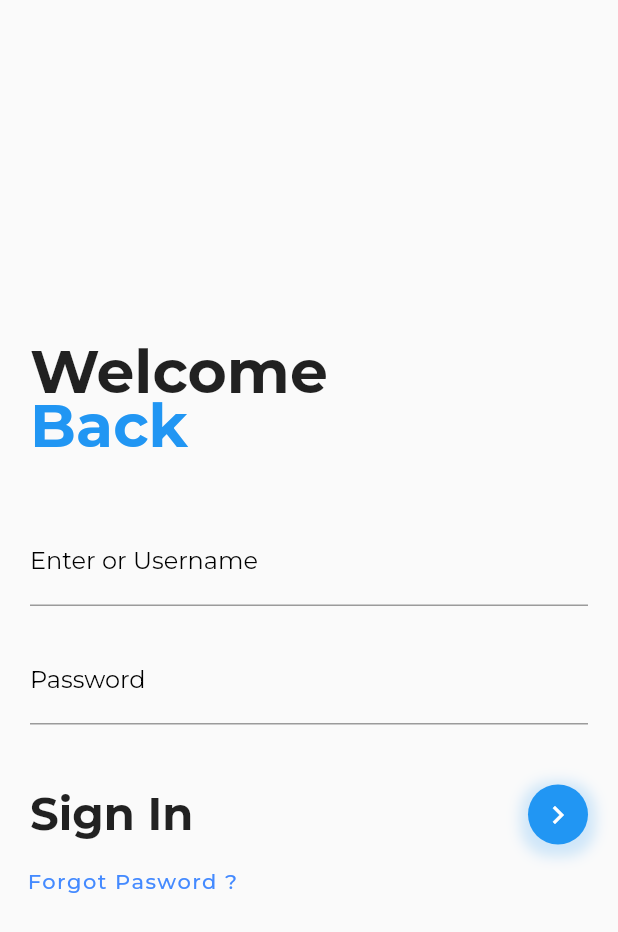
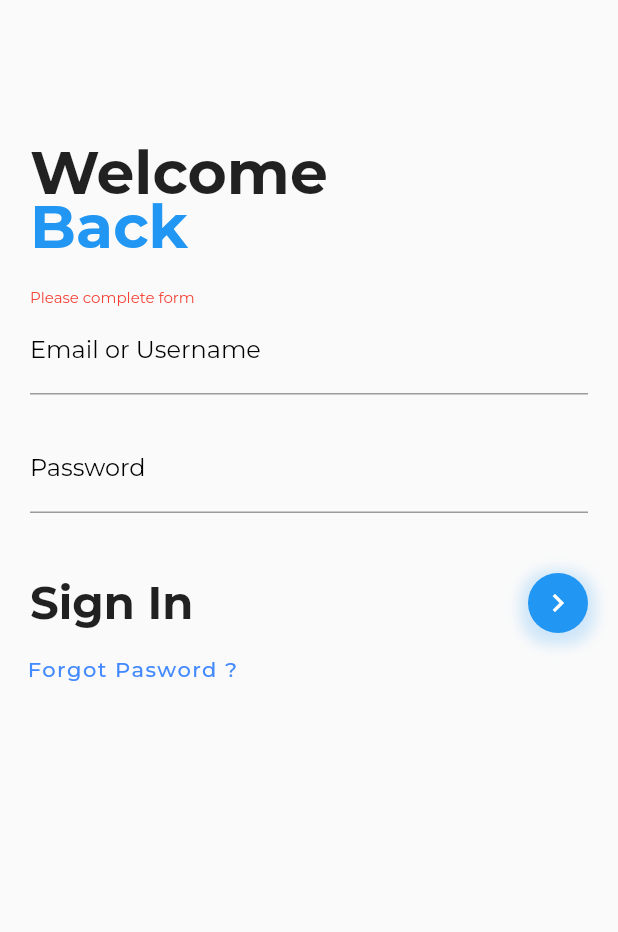
Before and after one commit to DanielMat97/Flutter-crud, a Flutter app: the screen it shows after launch, after a tap on the "chevron right" icon, on a phone screen of 412 x 824 dp. Shown: the top 932 px of the screen. Run offline on Flutter 3.47's test engine with Material 2 defaults, Android fonts, the phone set to English and light mode, and no system bars; our stand-ins replace google_fonts.

Commit message:
login functioned

```diff
--- a/lib/main.dart
+++ b/lib/main.dart
@@ -1,5 +1,7 @@
+import 'package:crud/pages/home.dart';
 import 'package:flutter/material.dart';
 import 'package:crud/pages/login.dart';
+import 'package:crud/pages/home.dart';
 
 void main() {
   runApp(App());
@@ -9,8 +11,11 @@ class App extends StatelessWidget {
   @override
   Widget build(BuildContext context) {
     return MaterialApp(
-      debugShowCheckedModeBanner: false,
-      home: Scaffold(body: Login())
-    );
+        debugShowCheckedModeBanner: false,
+        home: Login(),
+        routes: <String, WidgetBuilder>{
+          '/login': (BuildContext context) => new Login(),
+          '/home': (BuildContext context) => new Home()
+        });
   }
 }
--- /dev/null
+++ b/lib/models/users.dart
@@ -0,0 +1,33 @@
+import 'dart:convert';
+
+UserModel userModelFromJson(String str) => UserModel.fromJson(json.decode(str));
+
+String userModelToJson(UserModel data) => json.encode(data.toJson());
+
+class UserModel {
+    UserModel({
+        this.message,
+        this.code,
+        this.type,
+        this.token,
+    });
+
+    String message;
+    int code;
+    String type;
+    String token;
+
+    factory UserModel.fromJson(Map<String, dynamic> json) => UserModel(
+        message: json["message"],
+        code: json["code"],
+        type: json["type"],
+        token: json["token"],
+    );
+
+    Map<String, dynamic> toJson() => {
+        "message": message,
+        "code": code,
+        "type": type,
+        "token": token,
+    };
+}
--- a/lib/pages/login.dart
+++ b/lib/pages/login.dart
@@ -1,21 +1,46 @@
 import 'package:flutter/material.dart';
 import 'package:google_fonts/google_fonts.dart';
+import 'package:http/http.dart' as http;
 
-class Login extends StatelessWidget {
+// models
+import 'package:crud/models/users.dart';
+
+class Login extends StatefulWidget {
+  @override
+  _LoginState createState() => _LoginState();
+}
+
+class _LoginState extends State<Login> {
+  // variables
+  TextEditingController controllerEmail = new TextEditingController();
+  TextEditingController controllerPass = new TextEditingController();
+  String mensaje = '';
+
   @override
   Widget build(BuildContext context) {
-    return Column(
+    return Scaffold(
+        body: SingleChildScrollView(
+      child: Column(
         mainAxisAlignment: MainAxisAlignment.center,
         crossAxisAlignment: CrossAxisAlignment.start,
         children: <Widget>[
+          SizedBox(height: 80.0),
           welcomeTitle(),
+          Container(
+            padding: EdgeInsets.symmetric(horizontal: 20.0),
+            child: Text(
+              mensaje,
+              style: GoogleFonts.montserrat(
+                  textStyle: TextStyle(color: Colors.red, fontSize: 10.0)),
+            ),
+          ),
           formLogin(),
           SizedBox(height: 20.0),
-        buttonSignin(),
+          buttonSignin(context),
           forgotPassword()
         ],
-    );
-  }
+      ),
+    ));
   }
 
   Widget welcomeTitle() {
@@ -27,7 +52,9 @@ Widget welcomeTitle() {
           Text('Welcome',
               style: GoogleFonts.montserrat(
                   textStyle: TextStyle(
-                    fontSize: 40.0, fontWeight: FontWeight.bold, height: .9))),
+                      fontSize: 40.0,
+                      fontWeight: FontWeight.bold,
+                      height: .9))),
           Text('Back',
               style: GoogleFonts.montserrat(
                   textStyle: TextStyle(
@@ -42,18 +69,20 @@ Widget welcomeTitle() {
 
   Widget formLogin() {
     return Container(
-    padding: EdgeInsets.all(20.0),
+      padding: EdgeInsets.fromLTRB(20.0, 0.0, 20.0, 20.0),
       child: Column(
         children: [
           TextField(
+            controller: controllerEmail,
             decoration: InputDecoration(
                 labelStyle: GoogleFonts.montserrat(
                     textStyle: TextStyle(color: Colors.black)),
-              labelText: 'Enter or Username',
+                labelText: 'Email or Username',
                 border: UnderlineInputBorder()),
           ),
           SizedBox(height: 20.0),
           TextField(
+            controller: controllerPass,
             obscureText: true,
             decoration: InputDecoration(
                 labelStyle: GoogleFonts.montserrat(
@@ -66,7 +95,7 @@ Widget formLogin() {
     );
   }
 
-Widget buttonSignin() {
+  Widget buttonSignin(context) {
     return Container(
       padding: EdgeInsets.symmetric(horizontal: 20.0),
       child: Row(
@@ -91,7 +120,9 @@ Widget buttonSignin() {
             width: 40.0,
             child: IconButton(
                 icon: Icon(Icons.chevron_right, color: Colors.white),
-              onPressed: () {}),
+                onPressed: () {
+                  loginUser(context);
+                }),
           )
         ],
       ),
@@ -105,6 +136,50 @@ Widget forgotPassword() {
           onPressed: () {},
           child: Text('Forgot Pasword ?',
               style: GoogleFonts.montserrat(
-                textStyle: TextStyle(color: Colors.blueAccent, letterSpacing: 1.0)))),
+                  textStyle: TextStyle(
+                      color: Colors.blueAccent, letterSpacing: 1.0)))),
     );
   }
+
+  void loginUser(context) async {
+    if (controllerEmail.text.isNotEmpty && controllerPass.text.isNotEmpty) {
+      try {
+        final UserModel userToken =
+            await getLogin(controllerEmail.text, controllerPass.text);
+        Navigator.pushReplacementNamed(context, '/home');
+      } catch (e) {
+        setState(() {
+          mensaje = 'Server Error Internal';
+        });
+      }
+    } else {
+      setState(() {
+        mensaje = 'Please complete form';
+      });
+    }
+  }
+
+  Future<UserModel> getLogin(username, password) async {
+    final String urlApiUsers = '192.168.0.20:3000';
+    final response = await http.post(
+        Uri.http(urlApiUsers, '/api/users/v1/login'),
+        body: {'user': username, 'pass': password});
+    if (response.statusCode == 200) {
+      // usuario correcto
+      final String responseString = response.body;
+      return userModelFromJson(responseString);
+    } else if (response.statusCode == 404) {
+      // usuario no encontrado
+      setState(() {
+        mensaje = 'User not found';
+      });
+      return userModelFromJson('');
+    } else if (response.statusCode == 401) {
+      // contraseña erronea
+      setState(() {
+        mensaje = 'Wrong password';
+      });
+      return userModelFromJson('');
+    }
+  }
+}
```
Also changed, not shown: lib/pages/home.dart (added, +17 -0 lines), pubspec.yaml (+2 -54 lines), 2 other files. Lines whose indentation alone changed are shown as unchanged.
